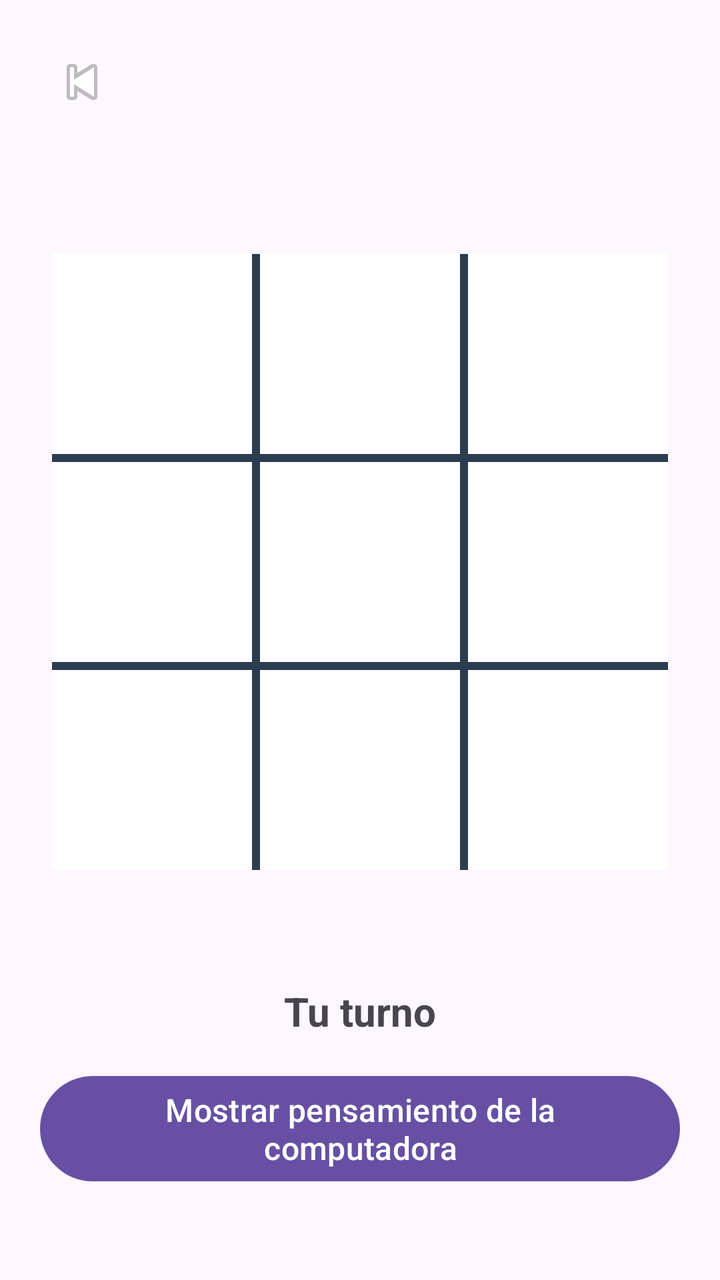
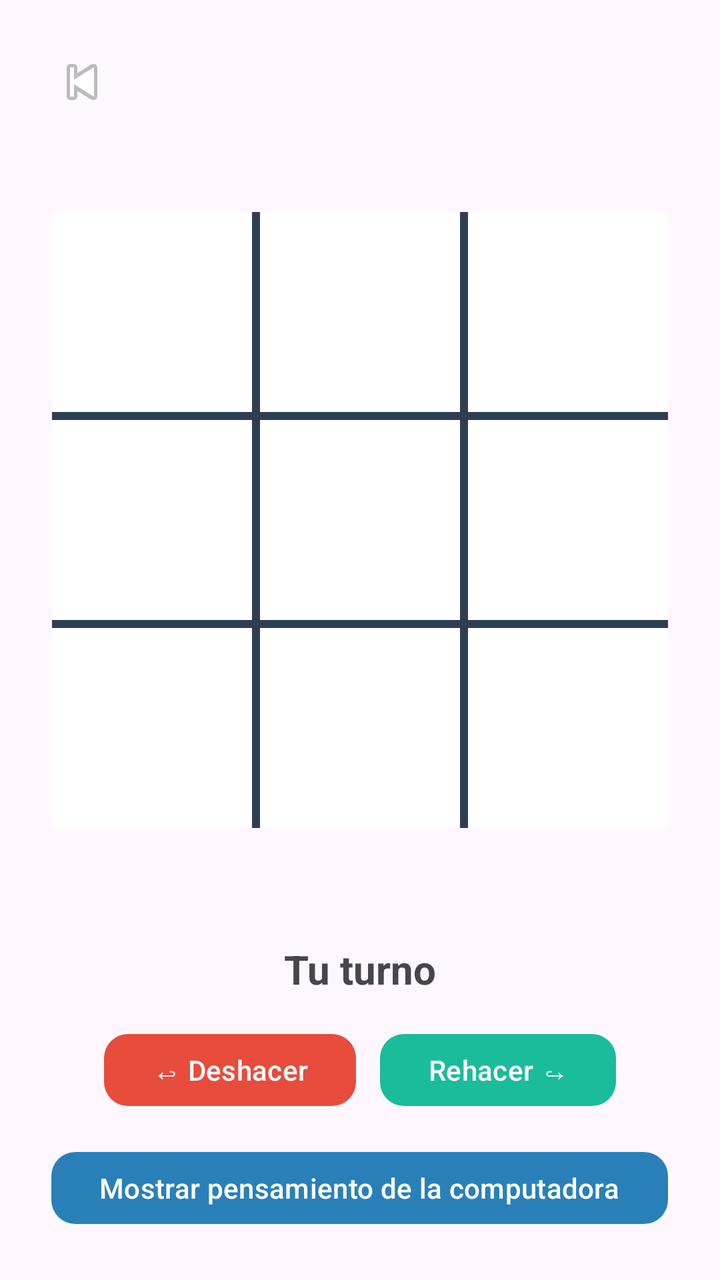

Two renders of the same Android screen: before a commit and after it. Below are the layout's source before the change and the commit's diff.
<!-- AndroidManifest.xml: application theme Theme.ProyectoEDD -->
<!-- res/layout/activity_juego.xml -->
<?xml version="1.0" encoding="utf-8"?>
<LinearLayout
    xmlns:android="http://schemas.android.com/apk/res/android"
    xmlns:app="http://schemas.android.com/apk/res-auto"
    android:layout_width="match_parent"
    android:layout_height="match_parent"
    android:orientation="vertical"
    android:padding="16dp">

    
    <ImageButton
        android:id="@+id/btnRegresar"
        android:layout_width="50dp"
        android:layout_height="50dp"
        android:background="?attr/selectableItemBackgroundBorderless"
        android:contentDescription="Regresar"
        android:src="@android:drawable/ic_media_previous" />

    
    <Space
        android:layout_width="match_parent"
        android:layout_height="0dp"
        android:layout_weight="1" />

    
    <GridLayout
        android:id="@+id/cuadriculaUI"
        android:layout_width="wrap_content"
        android:layout_height="wrap_content"
        android:layout_gravity="center"
        android:layout_marginTop="32dp"
        android:layout_marginBottom="32dp"
        android:background="#2C3E50"
        android:columnCount="3"
        android:rowCount="3">

        
        <Button android:id="@+id/casilla00"
            android:layout_width="100dp" android:layout_height="100dp"
            android:layout_marginEnd="4dp" android:layout_marginBottom="4dp"
            app:backgroundTint="#FFFFFF" android:textColor="#2C3E50" android:textSize="50sp" android:textStyle="bold"
            app:cornerRadius="0dp" android:insetTop="0dp" android:insetBottom="0dp" android:insetLeft="0dp" android:insetRight="0dp"/>

        <Button android:id="@+id/casilla01"
            android:layout_width="100dp" android:layout_height="100dp"
            android:layout_marginEnd="4dp" android:layout_marginBottom="4dp"
            app:backgroundTint="#FFFFFF" android:textColor="#2C3E50" android:textSize="50sp" android:textStyle="bold"
            app:cornerRadius="0dp" android:insetTop="0dp" android:insetBottom="0dp" android:insetLeft="0dp" android:insetRight="0dp"/>

        <Button android:id="@+id/casilla02"
            android:layout_width="100dp" android:layout_height="100dp"
            android:layout_marginBottom="4dp"
            app:backgroundTint="#FFFFFF" android:textColor="#2C3E50" android:textSize="50sp" android:textStyle="bold"
            app:cornerRadius="0dp" android:insetTop="0dp" android:insetBottom="0dp" android:insetLeft="0dp" android:insetRight="0dp"/>

        
        <Button android:id="@+id/casilla10"
            android:layout_width="100dp" android:layout_height="100dp"
            android:layout_marginEnd="4dp" android:layout_marginBottom="4dp"
            app:backgroundTint="#FFFFFF" android:textColor="#2C3E50" android:textSize="50sp" android:textStyle="bold"
            app:cornerRadius="0dp" android:insetTop="0dp" android:insetBottom="0dp" android:insetLeft="0dp" android:insetRight="0dp"/>

        <Button android:id="@+id/casilla11"
            android:layout_width="100dp" android:layout_height="100dp"
            android:layout_marginEnd="4dp" android:layout_marginBottom="4dp"
            app:backgroundTint="#FFFFFF" android:textColor="#2C3E50" android:textSize="50sp" android:textStyle="bold"
            app:cornerRadius="0dp" android:insetTop="0dp" android:insetBottom="0dp" android:insetLeft="0dp" android:insetRight="0dp"/>

        <Button android:id="@+id/casilla12"
            android:layout_width="100dp" android:layout_height="100dp"
            android:layout_marginBottom="4dp"
            app:backgroundTint="#FFFFFF" android:textColor="#2C3E50" android:textSize="50sp" android:textStyle="bold"
            app:cornerRadius="0dp" android:insetTop="0dp" android:insetBottom="0dp" android:insetLeft="0dp" android:insetRight="0dp"/>

        
        <Button android:id="@+id/casilla20"
            android:layout_width="100dp" android:layout_height="100dp"
            android:layout_marginEnd="4dp"
            app:backgroundTint="#FFFFFF" android:textColor="#2C3E50" android:textSize="50sp" android:textStyle="bold"
            app:cornerRadius="0dp" android:insetTop="0dp" android:insetBottom="0dp" android:insetLeft="0dp" android:insetRight="0dp"/>

        <Button android:id="@+id/casilla21"
            android:layout_width="100dp" android:layout_height="100dp"
            android:layout_marginEnd="4dp"
            app:backgroundTint="#FFFFFF" android:textColor="#2C3E50" android:textSize="50sp" android:textStyle="bold"
            app:cornerRadius="0dp" android:insetTop="0dp" android:insetBottom="0dp" android:insetLeft="0dp" android:insetRight="0dp"/>

        <Button android:id="@+id/casilla22"
            android:layout_width="100dp" android:layout_height="100dp"
            app:backgroundTint="#FFFFFF" android:textColor="#2C3E50" android:textSize="50sp" android:textStyle="bold"
            app:cornerRadius="0dp" android:insetTop="0dp" android:insetBottom="0dp" android:insetLeft="0dp" android:insetRight="0dp"/>

    </GridLayout>

    
    <TextView
        android:id="@+id/tvTurno"
        android:layout_width="wrap_content"
        android:layout_height="wrap_content"
        android:layout_gravity="center"
        android:layout_marginTop="25dp"
        android:text="Tu turno"
        android:textSize="20sp"
        android:textStyle="bold" />

    <TextView
        android:id="@+id/tvRecomendacion"
        android:layout_width="wrap_content"
        android:layout_height="wrap_content"
        android:layout_gravity="center"
        android:layout_marginTop="10dp"
        android:text=""
        android:textSize="18sp"
        android:visibility="gone" />

    <Button
        android:id="@+id/btnPensamiento"
        android:layout_width="wrap_content"
        android:layout_height="wrap_content"
        android:layout_gravity="center"
        android:layout_marginTop="15dp"
        android:text="Mostrar pensamiento de la computadora"
        android:textSize="16sp" />

    
    <TextView
        android:id="@+id/tvResultado"
        android:layout_width="wrap_content"
        android:layout_height="wrap_content"
        android:layout_gravity="center"
        android:layout_marginTop="15dp"
        android:text=""
        android:textSize="24sp"
        android:textStyle="bold"
        android:visibility="gone" />

    
    <Button
        android:id="@+id/btnJugarDeNuevo"
        android:layout_width="wrap_content"
        android:layout_height="wrap_content"
        android:layout_gravity="center"
        android:layout_marginTop="20dp"
        android:text="Jugar de nuevo"
        android:visibility="gone" />

    
    <Space
        android:layout_width="match_parent"
        android:layout_height="0dp"
        android:layout_weight="1" />

</LinearLayout>
<!-- resources referenced by this layout -->
<resources>
  <style name="Theme.ProyectoEDD" parent="Base.Theme.ProyectoEDD" />
  <style name="Base.Theme.ProyectoEDD" parent="Theme.Material3.DayNight.NoActionBar">
          
          
      </style>
</resources>

<!-- the commit's change to res/layout/activity_juego.xml (unified diff, before → after) -->
@@ -103,6 +103,39 @@
         android:textSize="20sp"
         android:textStyle="bold" />
 
+    
+    <LinearLayout
+        android:layout_width="wrap_content"
+        android:layout_height="wrap_content"
+        android:layout_gravity="center"
+        android:layout_marginTop="15dp"
+        android:orientation="horizontal">
+
+        <Button
+            android:id="@+id/btnDeshacer"
+            android:layout_width="wrap_content"
+            android:layout_height="44dp"
+            android:text="↩ Deshacer"
+            android:textSize="14sp"
+            android:textColor="@color/white"
+            app:backgroundTint="#E74C3C"
+            app:cornerRadius="12dp"
+            android:layout_marginEnd="12dp"
+            android:enabled="false"/>
+
+        <Button
+            android:id="@+id/btnRehacer"
+            android:layout_width="wrap_content"
+            android:layout_height="44dp"
+            android:text="Rehacer ↪"
+            android:textSize="14sp"
+            android:textColor="@color/white"
+            app:backgroundTint="#1ABC9C"
+            app:cornerRadius="12dp"
+            android:enabled="false"/>
+
+    </LinearLayout>
+
     <TextView
         android:id="@+id/tvRecomendacion"
         android:layout_width="wrap_content"
@@ -116,11 +149,14 @@
     <Button
         android:id="@+id/btnPensamiento"
         android:layout_width="wrap_content"
-        android:layout_height="wrap_content"
+        android:layout_height="44dp"
         android:layout_gravity="center"
         android:layout_marginTop="15dp"
         android:text="Mostrar pensamiento de la computadora"
-        android:textSize="16sp" />
+        android:textSize="14sp"
+        android:textColor="@color/white"
+        app:backgroundTint="#2980B9"
+        app:cornerRadius="12dp" />
 
     
     <TextView
@@ -138,10 +174,14 @@
     <Button
         android:id="@+id/btnJugarDeNuevo"
         android:layout_width="wrap_content"
-        android:layout_height="wrap_content"
+        android:layout_height="48dp"
         android:layout_gravity="center"
         android:layout_marginTop="20dp"
         android:text="Jugar de nuevo"
+        android:textSize="16sp"
+        android:textColor="@color/white"
+        app:backgroundTint="#27AE60"
+        app:cornerRadius="12dp"
         android:visibility="gone" />
 
     
<!-- resource entries referenced after the edit -->
@@ -1,5 +1,6 @@
 <!-- resources referenced by this layout -->
 <resources>
+  <color name="white">#FFFFFFFF</color>
   <style name="Theme.ProyectoEDD" parent="Base.Theme.ProyectoEDD" />
   <style name="Base.Theme.ProyectoEDD" parent="Theme.Material3.DayNight.NoActionBar">
           
